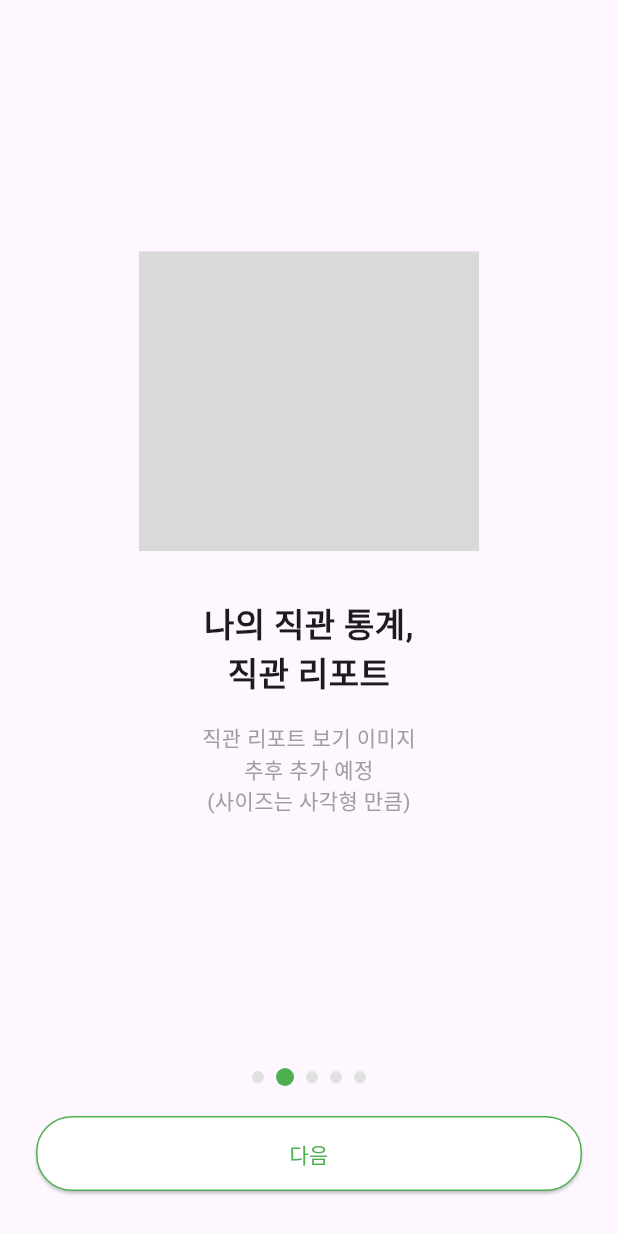
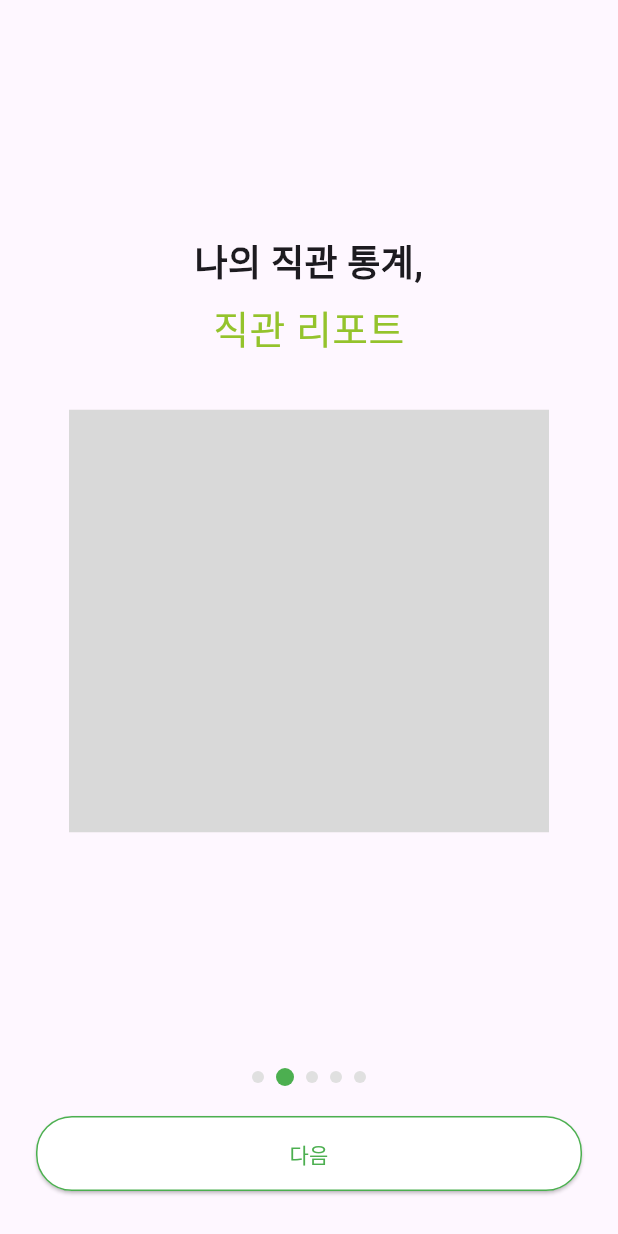
Before and after one commit to InningLog/InningLog_FE, a Flutter app: the screen it shows after launch, after a tap on "다음", on a phone screen of 412 x 824 dp. Run offline on Flutter 3.47's test engine with Material 3 defaults, Android fonts, the phone set to English and light mode, and no system bars; our stand-ins replace flutter_svg, shared_preferences, table_calendar; Roboto replaces fonts that are missing (MBC1961GulimOTF, Pretendard); project files that could hold a hidden picture were left out.

Commit message:
온보딩 수정-4

```diff
--- a/lib/screens/onboarding_content_page.dart
+++ b/lib/screens/onboarding_content_page.dart
@@ -1,5 +1,7 @@
 import 'package:flutter/material.dart';
 import 'package:flutter_svg/flutter_svg.dart';
+
+import '../app_colors.dart';
 
 class OnboardingContentPage extends StatelessWidget {
   final String image;
@@ -20,19 +22,29 @@ class OnboardingContentPage extends StatelessWidget {
       child: Column(
         mainAxisAlignment: MainAxisAlignment.center,
         children: [
-          SvgPicture.asset(image, height: 200),
-          const SizedBox(height: 32),
+
           Text(
             title,
             textAlign: TextAlign.center,
-            style: const TextStyle(fontSize: 22, fontWeight: FontWeight.w600),
+            style: const TextStyle(fontSize: 24,
+                fontWeight: FontWeight.w600,
+                fontFamily: 'Pretendard'),
           ),
-          const SizedBox(height: 16),
+          const SizedBox(height: 6),
           Text(
             desc,
             textAlign: TextAlign.center,
-            style: const TextStyle(fontSize: 14, color: Colors.grey),
+            style: TextStyle(
+              fontSize: 26,
+              fontWeight: FontWeight.w400,
+              color: AppColors.primary700,
+              fontFamily: 'MBC1961GulimOTF',
+            ),
           ),
+          const SizedBox(height: 35),
+
+          SvgPicture.asset(image, height: 282),
+
         ],
       ),
     );
--- a/lib/screens/onboarding_page1.dart
+++ b/lib/screens/onboarding_page1.dart
@@ -11,22 +11,27 @@ class OnboardingPage1 extends StatelessWidget {
       child: Column(
         mainAxisAlignment: MainAxisAlignment.center,
         children: [
-          SvgPicture.asset('assets/icons/bori.svg', height: 180),
+          SvgPicture.asset('assets/icons/bori.svg', height: 139),
           const SizedBox(height: 24),
           const Text(
             '나만의 야구기록,\n이닝로그에 오신 걸\n환영합니다!',
             textAlign: TextAlign.center,
-            style: TextStyle(fontSize: 22, fontWeight: FontWeight.bold),
+            style: TextStyle(fontSize: 24, fontWeight: FontWeight.w600),
           ),
 
-          const SizedBox(height: 16),
-          Image.asset('assets/images/bori.jpg', height: 80),
-          const SizedBox(height: 16),
+          const SizedBox(height: 50),
+          Image.asset(
+            'assets/images/bori.png',
+            height: 112.5,
+            fit: BoxFit.contain,
+          ),
+
+          const SizedBox(height: 19.5),
 
           const Text(
             '이름: 보리\n* 직관 많이 다녀서 꼬질꼬질 해짐',
             textAlign: TextAlign.center,
-            style: TextStyle(fontSize: 14, color: Colors.grey),
+            style: TextStyle(fontSize: 20, color: Colors.black, fontFamily: 'omyu pretty.ttf'),
           ),
         ],
       ),
--- a/lib/screens/onboarding_screen.dart
+++ b/lib/screens/onboarding_screen.dart
@@ -21,18 +21,18 @@ class _OnboardingScreenState extends State<OnboardingScreen> {
     OnboardingPage1(),
     OnboardingContentPage(
       image: 'assets/images/onboard_2.svg',
-      title: '나의 직관 통계,\n직관 리포트',
-      desc: '직관 리포트 보기 이미지\n추후 추가 예정\n(사이즈는 사각형 만큼)',
+      title: '나의 직관 통계,',
+      desc: '직관 리포트',
     ),
     OnboardingContentPage(
       image: 'assets/images/onboard_3.svg',
-      title: '직관의 추억을,\n일지 쓰기',
-      desc: '직관 일지 이미지\n추후 추가 예정\n(사이즈는 사각형 만큼)',
+      title: '직관의 추억을',
+      desc: '일지 쓰기',
     ),
     OnboardingContentPage(
       image: 'assets/images/onboard_4.svg',
-      title: '구장 별 좌석을\n보고 싶을 땐,\n구장 보기',
-      desc: '구장 표시 보기 이미지\n추후 추가 예정\n(사이즈는 사각형 만큼)',
+      title: '구장 별 좌석을 보고 싶을 땐,',
+      desc: '구장 보기',
     ),
     OnboardingPage5(),
   ];
--- a/pubspec.yaml
+++ b/pubspec.yaml
@@ -50,8 +50,8 @@ flutter:
     - assets/images/onboard_3.svg
     - assets/images/onboard_4.svg
     - assets/images/onboard_5.svg
-    - assets/images/bori.png
     - assets/images/bori.jpg
+    - assets/images/bori_onboard.jpg
 
   fonts:
     - family: MBC1961GulimOTF
@@ -66,3 +66,6 @@ flutter:
     - family: Inter
       fonts:
         - asset: assets/fonts/InterRegular.ttf
+    - family: omyu pretty
+      fonts:
+        - asset: assets/fonts/omyu pretty.ttf
```
Also changed, not shown: assets/images/bori_onboard.jpg (added), 1 other file.
